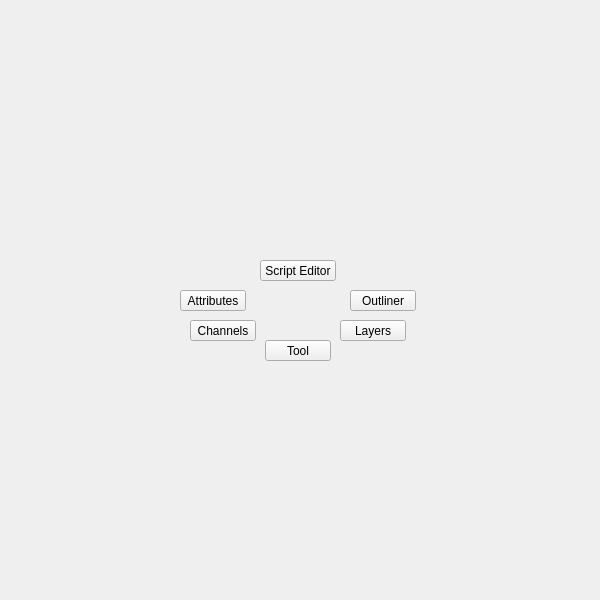
Old version of the form ui/1_base_menus/editors.ui in the repository m3trik/Scripts_portable.
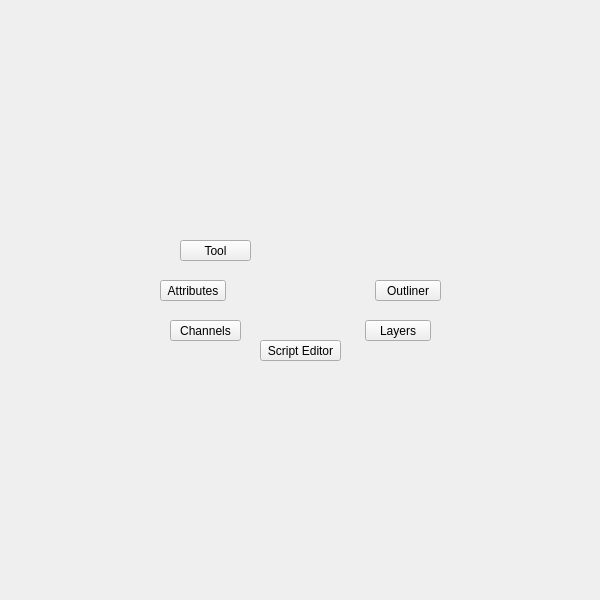
New version of the form.

Patch:
```diff
--- a/ui/1_base_menus/editors.ui
+++ b/ui/1_base_menus/editors.ui
@@ -71,38 +71,38 @@
     <widget class="QWidget" name="w000" native="true">
      <property name="geometry">
       <rect>
-       <x>195</x>
+       <x>150</x>
        <y>0</y>
-       <width>206</width>
-       <height>231</height>
+       <width>300</width>
+       <height>191</height>
       </rect>
      </property>
     </widget>
     <widget class="QWidget" name="w001" native="true">
      <property name="geometry">
       <rect>
-       <x>195</x>
-       <y>400</y>
-       <width>206</width>
-       <height>201</height>
+       <x>150</x>
+       <y>410</y>
+       <width>300</width>
+       <height>191</height>
       </rect>
      </property>
     </widget>
     <widget class="QWidget" name="widget" native="true">
      <property name="geometry">
       <rect>
-       <x>155</x>
-       <y>260</y>
-       <width>291</width>
-       <height>121</height>
+       <x>150</x>
+       <y>210</y>
+       <width>300</width>
+       <height>180</height>
       </rect>
      </property>
      <widget class="QPushButton" name="v004">
       <property name="geometry">
        <rect>
-        <x>35</x>
-        <y>60</y>
-        <width>66</width>
+        <x>20</x>
+        <y>110</y>
+        <width>71</width>
         <height>21</height>
        </rect>
       </property>
@@ -131,9 +131,9 @@
      <widget class="QPushButton" name="v002">
       <property name="geometry">
        <rect>
-        <x>110</x>
-        <y>80</y>
-        <width>66</width>
+        <x>30</x>
+        <y>30</y>
+        <width>71</width>
         <height>21</height>
        </rect>
       </property>
@@ -162,8 +162,8 @@
      <widget class="QPushButton" name="v000">
       <property name="geometry">
        <rect>
-        <x>25</x>
-        <y>30</y>
+        <x>10</x>
+        <y>70</y>
         <width>66</width>
         <height>21</height>
        </rect>
@@ -193,8 +193,8 @@
      <widget class="QPushButton" name="v001">
       <property name="geometry">
        <rect>
-        <x>195</x>
-        <y>30</y>
+        <x>225</x>
+        <y>70</y>
         <width>66</width>
         <height>21</height>
        </rect>
@@ -224,8 +224,8 @@
      <widget class="QPushButton" name="v003">
       <property name="geometry">
        <rect>
-        <x>185</x>
-        <y>60</y>
+        <x>215</x>
+        <y>110</y>
         <width>66</width>
         <height>21</height>
        </rect>
@@ -255,9 +255,9 @@
      <widget class="QPushButton" name="v005">
       <property name="geometry">
        <rect>
-        <x>105</x>
-        <y>0</y>
-        <width>76</width>
+        <x>110</x>
+        <y>130</y>
+        <width>81</width>
         <height>21</height>
        </rect>
       </property>
```
